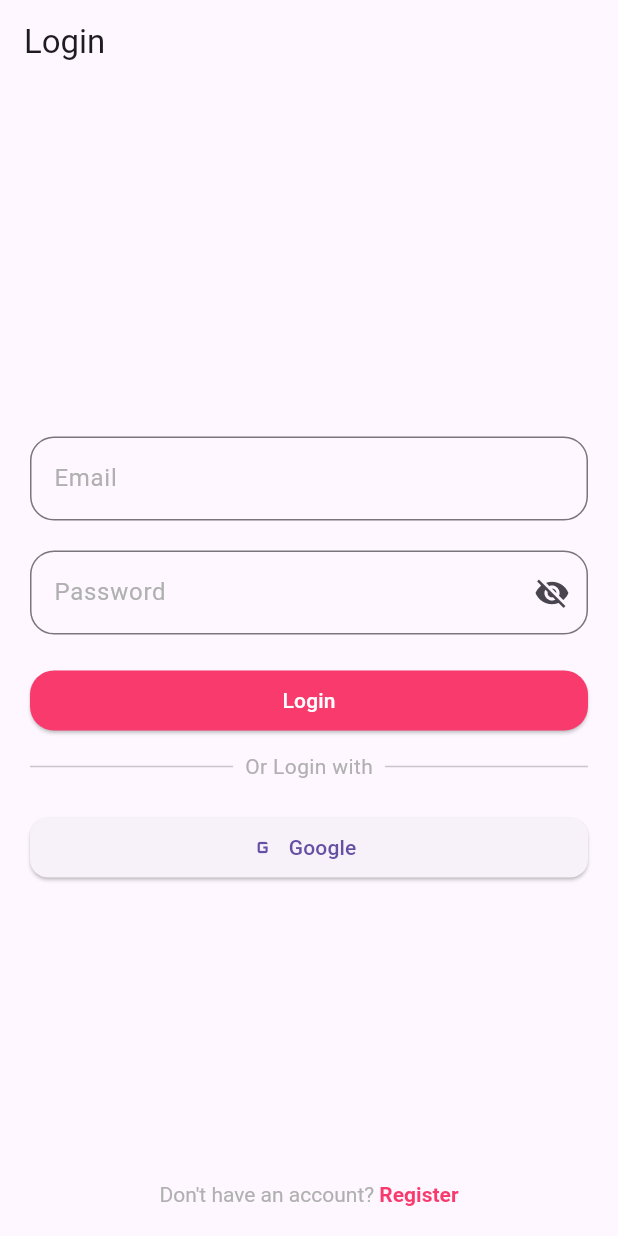
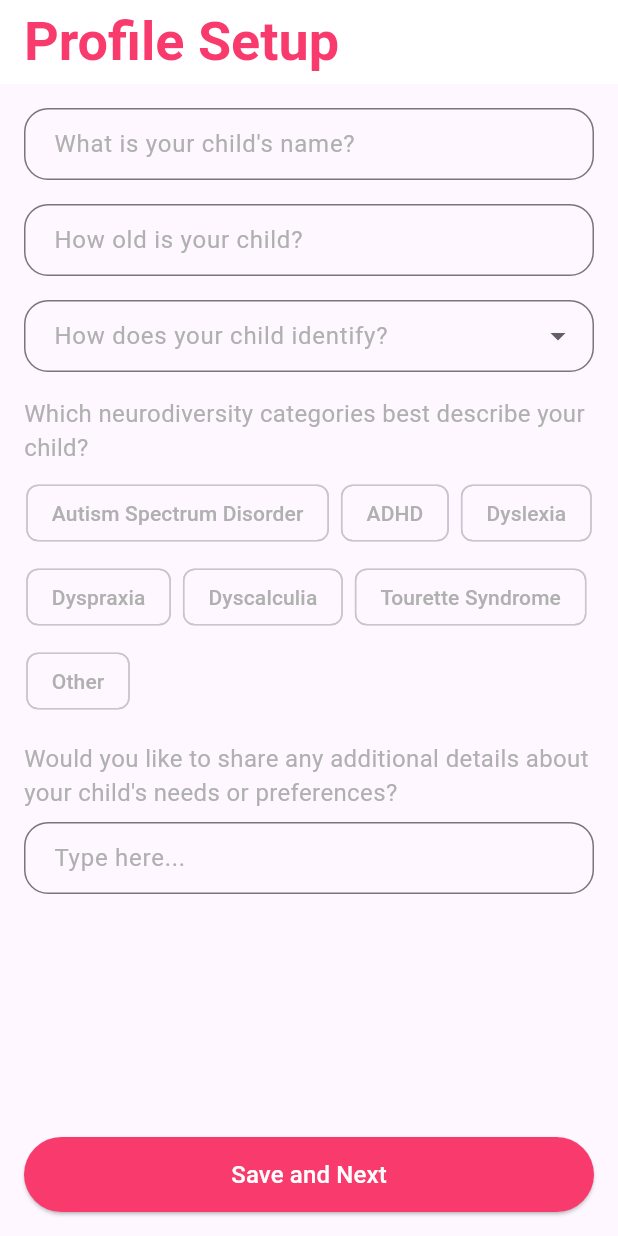
Before and after one commit to Saathi-GSC25/FRONTEND-USER, a Flutter app: the screen it shows after launch, on a phone screen of 412 x 824 dp. Run offline on Flutter 3.47's test engine with Material 3 defaults, Android fonts, the phone set to English and light mode, and no system bars; our stand-ins replace cloud_firestore, firebase_auth, firebase_core, google_sign_in; accounts and stored records are empty.

Commit message:
added profile section for parents to fill

```diff
--- a/lib/main.dart
+++ b/lib/main.dart
@@ -2,7 +2,8 @@
 import 'package:provider/provider.dart';
 import 'package:firebase_core/firebase_core.dart';
 import 'services/auth_service.dart';
-import 'screens/auth_checker.dart';
+// import 'screens/auth_checker.dart';
+import 'screens/profile_screen.dart';
 
 void main() async {
   WidgetsFlutterBinding.ensureInitialized();
@@ -19,6 +20,12 @@
   );
 }
 
+// void main() async {
+//   WidgetsFlutterBinding.ensureInitialized();
+//   await Firebase.initializeApp();
+//   runApp(const MyApp());
+// }
+
 class MyApp extends StatelessWidget {
   const MyApp({super.key});
 
@@ -26,7 +33,8 @@
   Widget build(BuildContext context) {
     return MaterialApp(
       title: 'Flutter Auth Demo',
-      home: const AuthChecker(), // Use AuthChecker as the root widget
+      home: const ProfileScreen(),
+      color: Colors.red,
     );
   }
 }
--- /dev/null
+++ b/lib/screens/profile_screen.dart
@@ -0,0 +1,257 @@
+import 'package:flutter/material.dart';
+import 'package:cloud_firestore/cloud_firestore.dart';
+
+class ProfileScreen extends StatefulWidget {
+  const ProfileScreen({super.key});
+
+  @override
+  _ProfileScreenState createState() => _ProfileScreenState();
+}
+
+class _ProfileScreenState extends State<ProfileScreen> {
+  final TextEditingController nameController = TextEditingController();
+  final TextEditingController ageController = TextEditingController();
+  final TextEditingController detailsController = TextEditingController();
+
+  List<String> categories = [
+    "Autism Spectrum Disorder",
+    "ADHD",
+    "Dyslexia",
+    "Dyspraxia",
+    "Dyscalculia",
+    "Tourette Syndrome",
+    "Other",
+  ];
+
+  List<String> genders = ["Female", "Male", "Others"];
+
+  String? selectedGender;
+  List<String> selectedCategories = [];
+
+  void saveProfile() async {
+    String name = nameController.text.trim();
+    int age = int.tryParse(ageController.text.trim()) ?? 0;
+    String gender = selectedGender ?? '';
+    String details = detailsController.text.trim();
+
+    if (name.isEmpty ||
+        age == 0 ||
+        gender.isEmpty ||
+        selectedCategories.isEmpty) {
+      ScaffoldMessenger.of(context).showSnackBar(
+        const SnackBar(content: Text("Please fill all required fields")),
+      );
+      return;
+    }
+
+    try {
+      await FirebaseFirestore.instance.collection('children').add({
+        'name': name,
+        'age': age,
+        'gender': gender,
+        'categories': selectedCategories, // Save multiple categories
+        'details': details,
+        'timestamp': FieldValue.serverTimestamp(),
+      });
+
+      ScaffoldMessenger.of(context).showSnackBar(
+        const SnackBar(content: Text("Profile saved successfully!")),
+      );
+
+      nameController.clear();
+      ageController.clear();
+      detailsController.clear();
+      setState(() {
+        selectedGender = null;
+        selectedCategories.clear();
+      });
+    } catch (e) {
+      ScaffoldMessenger.of(
+        context,
+      ).showSnackBar(SnackBar(content: Text("Error saving profile: $e")));
+    }
+  }
+
+  @override
+  Widget build(BuildContext context) {
+    return Scaffold(
+      appBar: AppBar(
+        title: const Text(
+          "Profile Setup",
+          style: TextStyle(
+            color: Color(0xFFF93A6D),
+            fontSize: 36,
+            fontWeight: FontWeight.bold,
+          ),
+        ),
+        backgroundColor: Colors.white,
+        iconTheme: const IconThemeData(color: Color(0xFFF93A6D)),
+        elevation: 0,
+      ),
+      body: Padding(
+        padding: const EdgeInsets.all(16.0),
+        child: Column(
+          mainAxisAlignment: MainAxisAlignment.spaceBetween,
+          children: [
+            Expanded(
+              child: SingleChildScrollView(
+                child: Column(
+                  children: [
+                    TextField(
+                      controller: nameController,
+                      decoration: const InputDecoration(
+                        labelText: "What is your child's name?",
+                        labelStyle: TextStyle(color: Color(0xFFB0B0B0)),
+                        border: OutlineInputBorder(
+                          borderRadius: BorderRadius.all(Radius.circular(16.0)),
+                        ),
+                        focusedBorder: OutlineInputBorder(
+                          borderRadius: BorderRadius.all(Radius.circular(16.0)),
+                          borderSide: BorderSide(color: Color(0xFFF93A6D)),
+                        ),
+                        contentPadding: EdgeInsets.symmetric(
+                          horizontal: 16.0,
+                          vertical: 10.0,
+                        ),
+                      ),
+                      style: const TextStyle(color: Colors.black),
+                    ),
+                    const SizedBox(height: 16),
+                    TextField(
+                      controller: ageController,
+                      keyboardType: TextInputType.number,
+                      decoration: const InputDecoration(
+                        labelText: "How old is your child?",
+                        labelStyle: TextStyle(color: Color(0xFFB0B0B0)),
+                        border: OutlineInputBorder(
+                          borderRadius: BorderRadius.all(Radius.circular(16.0)),
+                        ),
+                        focusedBorder: OutlineInputBorder(
+                          borderRadius: BorderRadius.all(Radius.circular(16.0)),
+                          borderSide: BorderSide(color: Color(0xFFF93A6D)),
+                        ),
+                        contentPadding: EdgeInsets.symmetric(
+                          horizontal: 16.0,
+                          vertical: 10.0,
+                        ),
+                      ),
+                      style: const TextStyle(color: Colors.black),
+                    ),
+                    const SizedBox(height: 16),
+                    DropdownButtonFormField<String>(
+                      value: selectedGender,
+                      decoration: const InputDecoration(
+                        labelText: "How does your child identify?",
+                        labelStyle: TextStyle(color: Color(0xFFB0B0B0)),
+                        border: OutlineInputBorder(
+                          borderRadius: BorderRadius.all(Radius.circular(16.0)),
+                        ),
+                        focusedBorder: OutlineInputBorder(
+                          borderRadius: BorderRadius.all(Radius.circular(16.0)),
+                          borderSide: BorderSide(color: Color(0xFFF93A6D)),
+                        ),
+                        contentPadding: EdgeInsets.symmetric(
+                          horizontal: 16.0,
+                          vertical: 10.0,
+                        ),
+                      ),
+                      items:
+                          genders.map((gender) {
+                            return DropdownMenuItem<String>(
+                              value: gender,
+                              child: Text(gender),
+                            );
+                          }).toList(),
+                      onChanged: (value) {
+                        setState(() {
+                          selectedGender = value;
+                        });
+                      },
+                      style: const TextStyle(color: Colors.black),
+                    ),
+                    const SizedBox(height: 16),
+                    const Text(
+                      "Which neurodiversity categories best describe your child?",
+                      style: TextStyle(fontSize: 16, color: Color(0xFFB0B0B0)),
+                    ),
+                    const SizedBox(height: 8),
+                    Wrap(
+                      spacing: 8.0,
+                      runSpacing: 8.0,
+                      children:
+                          categories.map((category) {
+                            return FilterChip(
+                              label: Text(category),
+                              selected: selectedCategories.contains(category),
+                              onSelected: (bool selected) {
+                                setState(() {
+                                  if (selected) {
+                                    selectedCategories.add(category);
+                                  } else {
+                                    selectedCategories.remove(category);
+                                  }
+                                });
+                              },
+                              selectedColor: const Color(0xFFF93A6D),
+                              backgroundColor: Colors.transparent,
+                              labelStyle: TextStyle(
+                                color:
+                                    selectedCategories.contains(category)
+                                        ? Colors.white
+                                        : const Color(0xFFB0B0B0),
+                              ),
+                            );
+                          }).toList(),
+                    ),
+                    const SizedBox(height: 16),
+                    const Text(
+                      "Would you like to share any additional details about your child's needs or preferences?",
+                      style: TextStyle(fontSize: 16, color: Color(0xFFB0B0B0)),
+                    ),
+                    const SizedBox(height: 8),
+                    TextField(
+                      controller: detailsController,
+                      maxLines: null,
+                      keyboardType: TextInputType.multiline,
+                      decoration: const InputDecoration(
+                        border: OutlineInputBorder(
+                          borderRadius: BorderRadius.all(Radius.circular(16.0)),
+                        ),
+                        focusedBorder: OutlineInputBorder(
+                          borderRadius: BorderRadius.all(Radius.circular(16.0)),
+                          borderSide: BorderSide(color: Color(0xFFF93A6D)),
+                        ),
+                        contentPadding: EdgeInsets.symmetric(
+                          horizontal: 16.0,
+                          vertical: 10.0,
+                        ),
+                        hintText: "Type here...",
+                        hintStyle: TextStyle(color: Color(0xFFB0B0B0)),
+                      ),
+                      style: const TextStyle(color: Colors.black),
+                    ),
+                  ],
+                ),
+              ),
+            ),
+            const SizedBox(height: 20),
+            Align(
+              alignment: Alignment.bottomCenter,
+              child: ElevatedButton(
+                onPressed: saveProfile,
+                style: ElevatedButton.styleFrom(
+                  backgroundColor: const Color(0xFFF93A6D),
+                  minimumSize: const Size(double.infinity, 50),
+                ),
+                child: const Text(
+                  "Save and Next",
+                  style: TextStyle(fontSize: 16, color: Colors.white),
+                ),
+              ),
+            ),
+          ],
+        ),
+      ),
+    );
+  }
+}
--- a/pubspec.yaml
+++ b/pubspec.yaml
@@ -35,7 +35,7 @@ dependencies:
   google_sign_in: ^6.2.2
   provider: ^6.0.5
   flutter_riverpod: ^2.3.6
-
+  cloud_firestore: ^5.6.5
   # The following adds the Cupertino Icons font to your application.
   # Use with the CupertinoIcons class for iOS style icons.
   cupertino_icons: ^1.0.8
```
Also changed, not shown: pubspec.lock, 6 other files.
